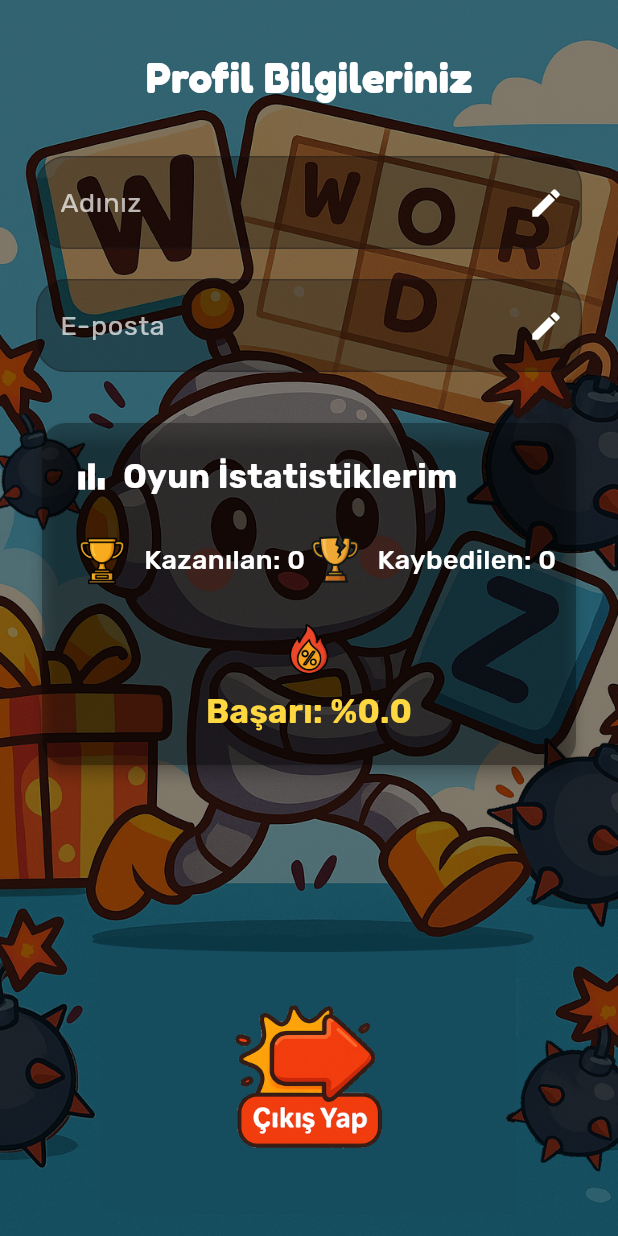
After one commit to zehrakarabektas/Mobile-Kelime-Oyunu, a Flutter app: the SettingsView screen opened by its route, on a phone screen of 412 x 824 dp. The commit adds this screen. Run offline on Flutter 3.47's test engine with Material 3 defaults, Android fonts, the phone set to English and light mode, and no system bars; our stand-ins replace google_fonts, stacked, stacked_services, stacked_shared; missing offline and left inert: signalr_netcore.

Commit message:
Ayarlar sayfa uı olarak eklendi cıkıs yapma islemi yapıldı.Aktif oyun listesi sayfasından oyun sayfasına gecis yapma saglandı.

```diff
--- a/lib/app/app.dart
+++ b/lib/app/app.dart
@@ -11,6 +11,7 @@ import 'package:yazlab2proje2kelimeoyunumobil/ui/views/new_game/new_game_view.da
 import 'package:yazlab2proje2kelimeoyunumobil/ui/views/game_board/game_board_view.dart';
 import 'package:yazlab2proje2kelimeoyunumobil/ui/views/active_game/active_game_view.dart';
 import 'package:yazlab2proje2kelimeoyunumobil/ui/views/complete_game/complete_game_view.dart';
+import 'package:yazlab2proje2kelimeoyunumobil/ui/views/settings/settings_view.dart';
 // @stacked-import
 
 @StackedApp(
@@ -24,6 +25,7 @@ import 'package:yazlab2proje2kelimeoyunumobil/ui/views/complete_game/complete_ga
     MaterialRoute(page: GameBoardView),
     MaterialRoute(page: ActiveGameView),
     MaterialRoute(page: CompleteGameView),
+    MaterialRoute(page: SettingsView),
 // @stacked-route
   ],
   dependencies: [
--- a/lib/main.dart
+++ b/lib/main.dart
@@ -5,6 +5,7 @@ import 'package:yazlab2proje2kelimeoyunumobil/app/app.locator.dart';
 import 'package:yazlab2proje2kelimeoyunumobil/app/app.router.dart';
 import 'package:stacked_services/stacked_services.dart';
 import 'package:yazlab2proje2kelimeoyunumobil/services/letter_list_service.dart';
+
 
 Future<void> main() async {
   WidgetsFlutterBinding.ensureInitialized();
--- a/lib/services/game_service.dart
+++ b/lib/services/game_service.dart
@@ -58,6 +58,11 @@ class GameService with ListenableServiceMixin {
     notifyListeners();
   }
 
+  void setGameId(int id) {
+    gameId = id.toString();
+    notifyListeners();
+  }
+
   void setFromMap(Map<String, dynamic> game) {
     setGame(
       gameId: game['gameId'].toString(),
--- a/lib/ui/views/game_board/game_board_view.dart
+++ b/lib/ui/views/game_board/game_board_view.dart
@@ -61,7 +61,7 @@ class GameBoardView extends StackedView<GameBoardViewModel> {
                           }
                         } else {
                           if (viewModel.board[row][col].letter.isEmpty) {
-                             if (!viewModel.usedLetterIndexes
+                            if (!viewModel.usedLetterIndexes
                                 .contains(letterId)) {
                               viewModel.usedLetterIndexes.add(letterId);
                             }
@@ -69,8 +69,7 @@ class GameBoardView extends StackedView<GameBoardViewModel> {
                             viewModel.placeLetter(
                                 row, col, character, score, letterId);
 
-                            viewModel
-                                .notifyListeners();
+                            viewModel.notifyListeners();
                           }
                         }
                       },
--- a/lib/ui/views/game_board/game_board_viewmodel.dart
+++ b/lib/ui/views/game_board/game_board_viewmodel.dart
@@ -56,9 +56,11 @@ class GameBoardViewModel extends BaseViewModel {
       final urlGameInfo =
           Uri.parse('http://192.168.1.178:7109/api/Game/game/$gameId');
       final responseGameInfo = await http.get(urlGameInfo);
+      debugPrint("Api gelen oyun bilgisi:${responseGameInfo.body}");
       if (responseGameInfo.statusCode == 200) {
         final gameData = jsonDecode(responseGameInfo.body);
 
+        debugPrint("Decode oyun bilgisi:$gameData");
         _gameService.setGame(
           gameId: gameData['gameId'].toString(),
           gamer1Id: gameData['gamer1Id'],
@@ -92,7 +94,7 @@ class GameBoardViewModel extends BaseViewModel {
   List<int> usedLetterIndexes = [];
   List<Map<String, dynamic>> letterObjects = [];
   List<int?> letterSlot = [];
-  List<Offset> placeLetterList=[];
+  List<Offset> placeLetterList = [];
 
   final Map<String, int> letterPoints = {
     'A': 1,
@@ -148,7 +150,11 @@ class GameBoardViewModel extends BaseViewModel {
   void initializeBoard() {
     board = List.generate(boardSize, (row) {
       return List.generate(boardSize, (col) {
-        return Cell(bonusCode: bonusMatrix[row][col],row:row,col:col,);
+        return Cell(
+          bonusCode: bonusMatrix[row][col],
+          row: row,
+          col: col,
+        );
       });
     });
   }
@@ -159,8 +165,8 @@ class GameBoardViewModel extends BaseViewModel {
     board[row][col].letterId = letterId;
 
     if (!usedLetterIndexes.contains(letterId)) {
-    usedLetterIndexes.add(letterId);
-  }
+      usedLetterIndexes.add(letterId);
+    }
   }
 
   String intToBonusText(int code) {
--- a/lib/ui/views/gamehome/gamehome_viewmodel.dart
+++ b/lib/ui/views/gamehome/gamehome_viewmodel.dart
@@ -23,6 +23,7 @@ class GamehomeViewModel extends BaseViewModel {
   }
 
   void goToSettings() {
+    _navigationService.replaceWithSettingsView();
     debugPrint("Ayarlar ekranına yönlendiriliyor...");
   }
 
--- /dev/null
+++ b/lib/ui/views/settings/settings_view.dart
@@ -0,0 +1,223 @@
+import 'package:flutter/material.dart';
+import 'package:google_fonts/google_fonts.dart';
+import 'package:stacked/stacked.dart';
+import 'settings_viewmodel.dart';
+
+class SettingsView extends StackedView<SettingsViewModel> {
+  const SettingsView({super.key});
+
+  @override
+  Widget builder(
+      BuildContext context, SettingsViewModel viewModel, Widget? child) {
+    return Scaffold(
+      body: Stack(
+        children: [
+          Positioned.fill(
+            child: Image.asset(
+              'lib/assets/images/anaSayfaTasarimi.png',
+              fit: BoxFit.cover,
+            ),
+          ),
+          Container(color: Colors.black.withOpacity(0.5)),
+          SafeArea(
+            child: Padding(
+              padding: const EdgeInsets.symmetric(horizontal: 24, vertical: 32),
+              child: Column(
+                mainAxisSize: MainAxisSize.max,
+                children: [
+                  Text(
+                    "Profil Bilgileriniz",
+                    style: GoogleFonts.fredoka(
+                      fontSize: 28,
+                      fontWeight: FontWeight.bold,
+                      color: Colors.white,
+                    ),
+                  ),
+                  const SizedBox(height: 32),
+                  _editableField(
+                    label: "Adınız",
+                    controller: viewModel.nameController,
+                    isEditing: viewModel.isEditingName,
+                    onTapEdit: viewModel.toggleNameEdit,
+                  ),
+                  const SizedBox(height: 20),
+                  _editableField(
+                    label: "E-posta",
+                    controller: viewModel.emailController,
+                    isEditing: viewModel.isEditingEmail,
+                    onTapEdit: viewModel.toggleEmailEdit,
+                  ),
+                  const SizedBox(height: 30),
+                  Card(
+                    color: Colors.black.withOpacity(0.3),
+                    shape: RoundedRectangleBorder(
+                        borderRadius: BorderRadius.circular(16)),
+                    elevation: 4,
+                    child: Padding(
+                      padding: const EdgeInsets.all(20),
+                      child: Column(
+                        crossAxisAlignment: CrossAxisAlignment.start,
+                        children: [
+                          Row(
+                            children: [
+                              const Icon(
+                                Icons.bar_chart,
+                                color: Colors.white,
+                                size: 26,
+                              ),
+                              const SizedBox(width: 8),
+                              Text(
+                                "Oyun İstatistiklerim",
+                                style: GoogleFonts.rubik(
+                                  color: Colors.white,
+                                  fontSize: 22,
+                                  fontWeight: FontWeight.bold,
+                                ),
+                              ),
+                            ],
+                          ),
+                          const SizedBox(height: 20),
+                          Row(
+                            mainAxisAlignment: MainAxisAlignment.spaceBetween,
+                            children: [
+                              Row(
+                                children: [
+                                   Image.asset(
+                                  'lib/assets/images/kazanilanicon.png',
+                                  height: 40,
+                                  width: 40,
+                                ),
+                                  const SizedBox(width: 8),
+                                  Text(
+                                    "Kazanılan: ${0}",
+                                    style: GoogleFonts.rubik(
+                                      color: Colors.white,
+                                      fontSize: 18,
+                                      fontWeight: FontWeight.w500,
+                                    ),
+                                  ),
+                                ],
+                              ),
+                              Row(
+                                children: [
+                                   Image.asset(
+                                  'lib/assets/images/kaybedilenicon.png',
+                                  height: 40,
+                                  width: 40,
+                                ),
+                                  const SizedBox(width: 8),
+                                  Text(
+                                    "Kaybedilen: ${0}",
+                                    style: GoogleFonts.rubik(
+                                      color: Colors.white,
+                                      fontSize: 18,
+                                      fontWeight: FontWeight.w500,
+                                    ),
+                                  ),
+                                ],
+                              ),
+                            ],
+                          ),
+                          const SizedBox(height: 20),
+                          Align(
+                            alignment: Alignment.center,
+                            child: Column(
+                              children: [
+                                Image.asset(
+                                  'lib/assets/images/basarioraniicon.png',
+                                  height: 40,
+                                  width: 40,
+                                ),
+                                const SizedBox(height: 6),
+                                Text(
+                                  "Başarı: %${viewModel.successRate}",
+                                  style: GoogleFonts.rubik(
+                                    color: Colors.amberAccent,
+                                    fontSize: 22,
+                                    fontWeight: FontWeight.bold,
+                                  ),
+                                ),
+                              ],
+                            ),
+                          ),
+                        ],
+                      ),
+                    ),
+                  ),
+                  const SizedBox(height: 30),
+                  const Spacer(),
+                  GestureDetector(
+                    onTap: viewModel.logout,
+                    child: Container(
+                      padding: const EdgeInsets.symmetric(vertical: 24),
+                      decoration: BoxDecoration(
+                        color: Colors.transparent,
+                        borderRadius: BorderRadius.circular(40),
+                      ),
+                      child: Row(
+                        mainAxisAlignment: MainAxisAlignment.center,
+                        mainAxisSize: MainAxisSize.min,
+                        children: [
+                          Image.asset(
+                            'lib/assets/images/cikisyap.png', // kendi çıkış görselin
+                            height: 100,
+                            width: 150,
+                          ),
+                        ],
+                      ),
+                    ),
+                  ),
+                ],
+              ),
+            ),
+          ),
+        ],
+      ),
+    );
+  }
+
+  Widget _editableField({
+    required String label,
+    required TextEditingController controller,
+    required bool isEditing,
+    required VoidCallback onTapEdit,
+  }) {
+    return TextField(
+      controller: controller,
+      enabled: isEditing,
+      style: GoogleFonts.rubik(
+        color: Colors.white,
+        fontSize: 20,
+        fontWeight: FontWeight.w600,
+      ),
+      decoration: InputDecoration(
+        labelText: label,
+        labelStyle: GoogleFonts.rubik(
+          color: Colors.white70,
+          fontSize: 18,
+        ),
+        suffixIcon: IconButton(
+          icon: const Icon(Icons.edit, color: Colors.white),
+          onPressed: onTapEdit,
+        ),
+        filled: true,
+        fillColor: Colors.black.withOpacity(0.3),
+        border: OutlineInputBorder(
+          borderRadius: BorderRadius.circular(20),
+        ),
+        enabledBorder: OutlineInputBorder(
+          borderSide: const BorderSide(color: Colors.white30),
+          borderRadius: BorderRadius.circular(20),
+        ),
+        focusedBorder: OutlineInputBorder(
+          borderSide: const BorderSide(color: Colors.white),
+          borderRadius: BorderRadius.circular(20),
+        ),
+      ),
+    );
+  }
+
+  @override
+  SettingsViewModel viewModelBuilder(BuildContext context) =>
+      SettingsViewModel();
+}
```
Also changed, not shown: lib/app/app.locator.dart (+4 -4 lines), lib/app/app.router.dart (+55 -12 lines), lib/services/letter_list_service.dart (+10 -9 lines), lib/ui/views/active_game/active_game_viewmodel.dart (+49 -5 lines), lib/ui/views/settings/settings_viewmodel.dart (added, +152 -0 lines), lib/assets/images/basarioraniicon.png (added), lib/assets/images/cikisyap.png, lib/assets/images/kaybedilenicon.png (added), lib/assets/images/kazanilanicon.png (added), lib/ui/views/complete_game/complete_game_view.dart (line endings or trailing spaces), lib/ui/views/complete_game/complete_game_viewmodel.dart (line endings or trailing spaces), 1 other file.
